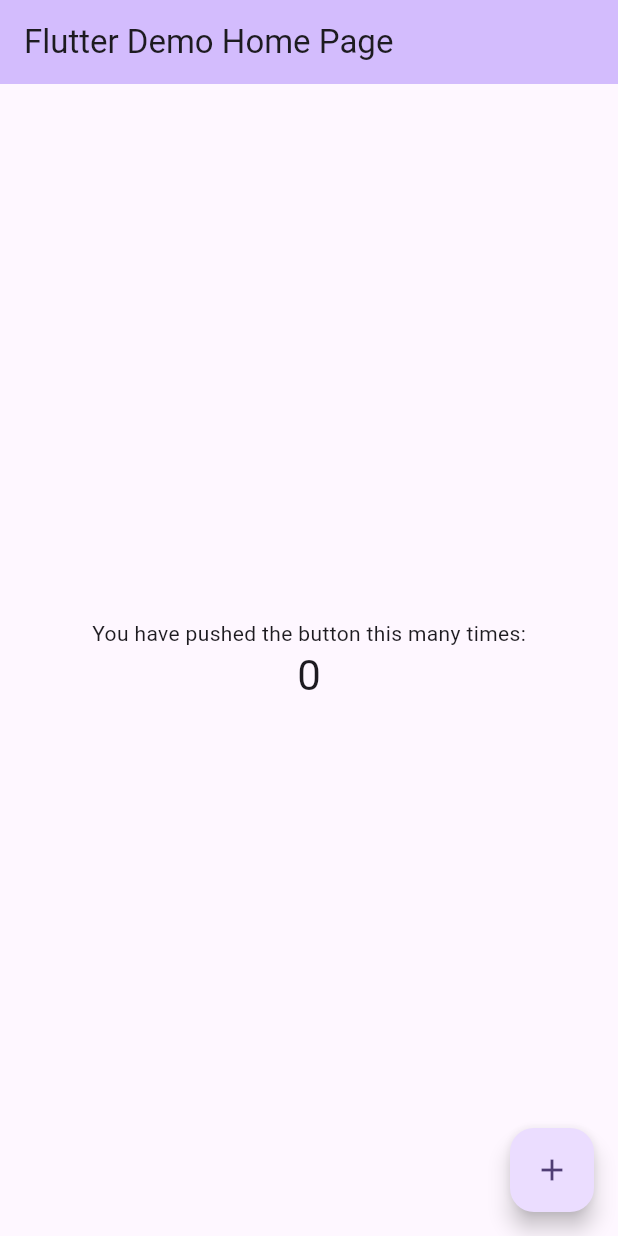
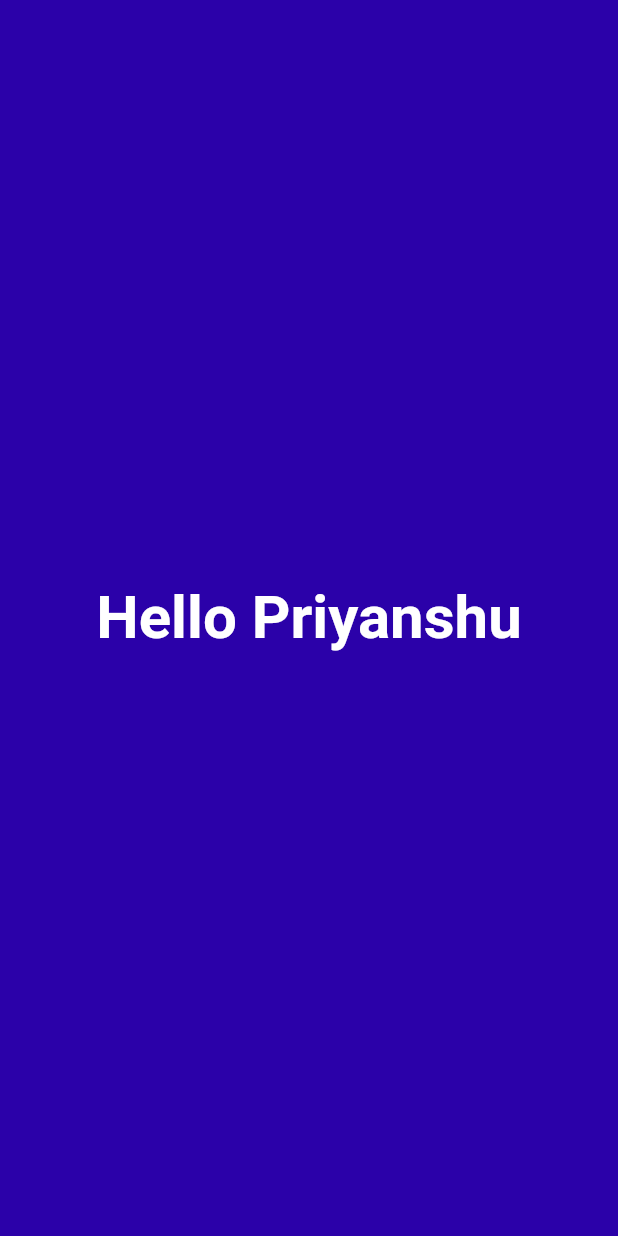
Before and after one commit to itzpriyanshu/my_app, a Flutter app: the screen it shows after launch, on a phone screen of 412 x 824 dp. Run offline on Flutter 3.47's test engine with Material 2 defaults, Android fonts, the phone set to English and light mode, and no system bars.

Commit message:
Second Day

```diff
--- /dev/null
+++ b/lib/app/app.dart
@@ -0,0 +1,15 @@
+import 'package:flutter/material.dart';
+import 'package:my_app/views/home_view.dart';
+
+class MyApp extends StatelessWidget {
+  const MyApp({
+    super.key,
+  });
+
+  @override
+  Widget build(BuildContext context) {
+    return MaterialApp(
+        title: 'Hello World',
+        home: HomeView());
+  }
+}
--- a/lib/main.dart
+++ b/lib/main.dart
@@ -1,68 +1,8 @@
 import 'package:flutter/material.dart';
+import 'package:my_app/app/app.dart';
 
 void main() {
-  runApp(const MyApp());
+  runApp(MyApp(
+
+  ));
 }
-
-class MyApp extends StatelessWidget {
-  const MyApp({super.key});
-
-  @override
-  Widget build(BuildContext context) {
-    return MaterialApp(
-      title: 'Flutter Demo',
-      theme: ThemeData(
-        colorScheme: ColorScheme.fromSeed(seedColor: Colors.deepPurple),
-        useMaterial3: true,
-      ),
-      home: const MyHomePage(title: 'Flutter Demo Home Page'),
-    );
-  }
-}
-
-class MyHomePage extends StatefulWidget {
-  const MyHomePage({super.key, required this.title});
-  final String title;
-
-  @override
-  State<MyHomePage> createState() => _MyHomePageState();
-}
-
-class _MyHomePageState extends State<MyHomePage> {
-  int _counter = 0;
-
-  void _incrementCounter() {
-    setState(() {
-      _counter++;
-    });
-  }
-
-  @override
-  Widget build(BuildContext context) {
-    return Scaffold(
-      appBar: AppBar(
-        backgroundColor: Theme.of(context).colorScheme.inversePrimary,
-        title: Text(widget.title),
-      ),
-      body: Center(
-        child: Column(
-          mainAxisAlignment: MainAxisAlignment.center,
-          children: <Widget>[
-            const Text(
-              'You have pushed the button this many times:',
-            ),
-            Text(
-              '$_counter',
-              style: Theme.of(context).textTheme.headlineMedium,
-            ),
-          ],
-        ),
-      ),
-      floatingActionButton: FloatingActionButton(
-        onPressed: _incrementCounter,
-        tooltip: 'Increment',
-        child: const Icon(Icons.add),
-      ),
-    );
-  }
-}
--- /dev/null
+++ b/lib/views/home_view.dart
@@ -0,0 +1,22 @@
+import 'package:flutter/material.dart';
+
+class HomeView extends StatelessWidget {
+  const HomeView({super.key});
+
+  @override
+  Widget build(BuildContext context) {
+    return MaterialApp(
+      home: Material(
+          child: Container(
+        color: Color.fromARGB(255, 43, 1, 169),
+        child: Center(
+          child: Text(
+            "Hello Priyanshu",
+            style: TextStyle(
+                fontSize: 40, color: Colors.white, fontWeight: FontWeight.bold),
+          ),
+        ),
+      )),
+    );
+  }
+}
```
Also changed, not shown: 1 other file.
